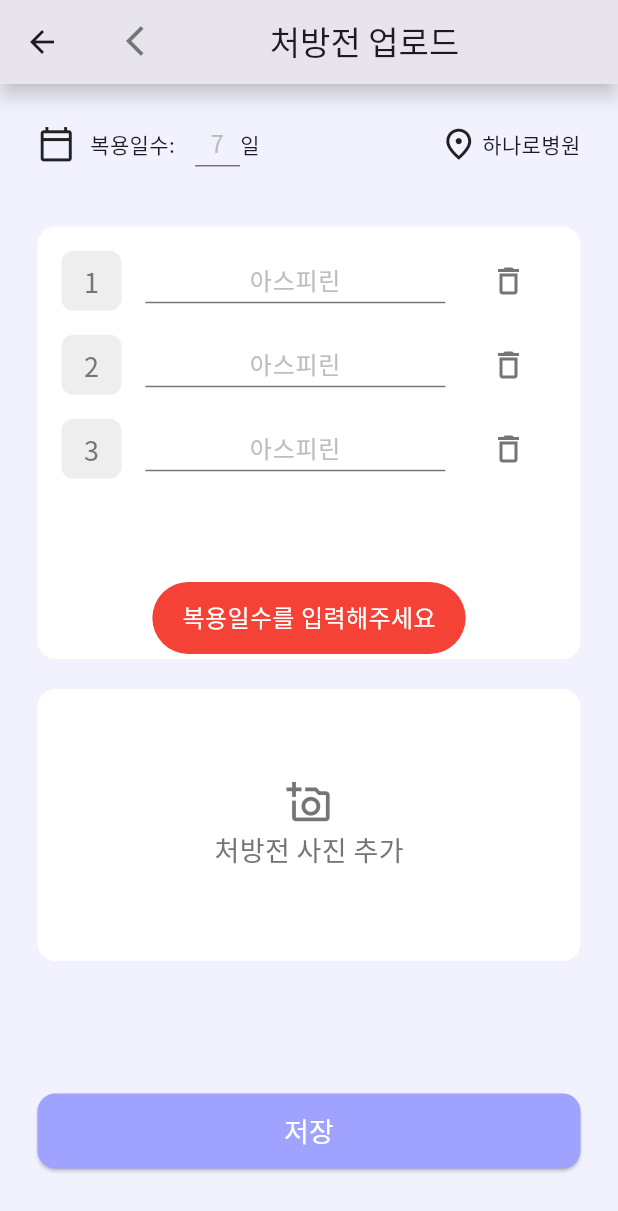
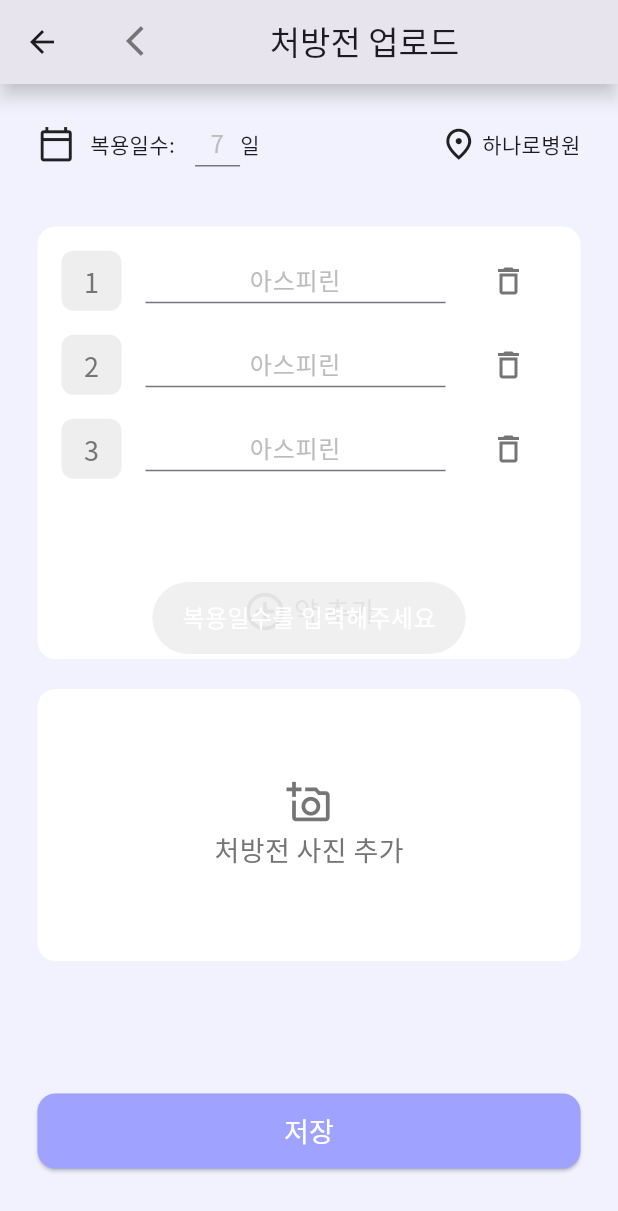
Before and after one commit to kihunsong22/SSU-OSSD-My-Medicine, a Flutter app: the PrescUploadScreen screen opened directly with empty values, after a tap on "저장", on a phone screen of 412 x 824 dp. Shown: the top 1211 px of the screen. Run offline on Flutter 3.47's test engine with Material 3 defaults, Android fonts, the light colour scheme and no system bars; our stand-ins replace fluttertoast, image_picker, persistent_bottom_nav_bar; network calls fail.

Commit message:
bugfix: Flutter display toasts, handle exceptions - no data, upload image error

```diff
--- a/Frontend-Flutter/lib/screens/login_screen.dart
+++ b/Frontend-Flutter/lib/screens/login_screen.dart
@@ -8,7 +8,9 @@ import 'package:medicineapp/services/api_services.dart';
 class LoginScreen extends StatelessWidget {
   final ApiService apiService = ApiService();
   final TextEditingController usernameController = TextEditingController(
-    text: "kihun22",
+    // text: "kihun22",
+    text: "testman",
+    // text: "legatalee",
   );
   final TextEditingController passwordController = TextEditingController(
     text: "12345678",
--- a/Frontend-Flutter/lib/screens/presc_upload_screen.dart
+++ b/Frontend-Flutter/lib/screens/presc_upload_screen.dart
@@ -9,6 +9,7 @@ import 'package:fluttertoast/fluttertoast.dart';
 import 'package:image_picker/image_picker.dart';
 import 'package:medicineapp/models/prescription_model.dart';
 import 'package:medicineapp/services/api_services.dart';
+import 'package:medicineapp/widgets/toast.dart';
 
 class PrescUploadScreen extends StatefulWidget {
   final int uid;
@@ -66,7 +67,7 @@ class _PrescUploadScreenState extends State<PrescUploadScreen> {
         medicineList += _controllers[i].text;
       }
     }
-    log("medicineList: $medicineList");
+    log("/presc_upload_screen: medicineList: $medicineList");
     return medicineList;
   }
 
@@ -80,56 +81,33 @@ class _PrescUploadScreenState extends State<PrescUploadScreen> {
   }
 
   void validateAndSubmit(BuildContext context) async {
+    String medicineList = _fetchMedicineList();
     if (_prescDaysController.text.isEmpty) {
-      Fluttertoast.showToast(
-        msg: "복용일수를 입력해주세요",
-        toastLength: Toast.LENGTH_SHORT,
-        gravity: ToastGravity.CENTER,
-        timeInSecForIosWeb: 1,
-        backgroundColor: Colors.red,
-        textColor: Colors.white,
-        fontSize: 16.0,
-      );
+      showToast("복용일수를 입력해주세요");
       return;
     }
 
-    if (_fetchMedicineList().isEmpty) {
-      Fluttertoast.showToast(
-        msg: "약을 입력해주세요",
-        toastLength: Toast.LENGTH_SHORT,
-        gravity: ToastGravity.CENTER,
-        timeInSecForIosWeb: 1,
-        // backgroundColor: Colors.red,
-        // textColor: Colors.white,
-        fontSize: 16.0,
-      );
+    if (medicineList.isEmpty) {
+      showToast("약을 입력해주세요");
       return;
     } else {
-      log("length: ${_controllers.length}");
+      // log("/presc_upload_screen: validateAndSubmit(): length: ${_controllers.length}");
     }
 
     if (_image == null) {
-      Fluttertoast.showToast(
-        msg: "처방전 사진을 추가해주세요",
-        toastLength: Toast.LENGTH_SHORT,
-        gravity: ToastGravity.CENTER,
-        timeInSecForIosWeb: 1,
-        // backgroundColor: Colors.red,
-        // textColor: Colors.white,
-        fontSize: 16.0,
-      );
+      showToast("처방전 사진을 추가해주세요");
       return;
     }
     int duration = int.parse(_prescDaysController.text);
 
-    _uploadPresc(widget.uid, duration, _fetchMedicineList(), _image!);
+    _uploadPresc(widget.uid, duration, medicineList, _image!);
   }
 
   void _uploadPresc(int uid, int duration, String medList, XFile img) async {
     final imgBytes = await img.readAsBytes();
     int prescId =
         await widget.apiService.uploadImage(uid, duration, medList, imgBytes);
-    log("prescId: $prescId");
+    log("/presc_upload_screen: _uploadPresc(): prescId: $prescId");
   }
 
   @override
@@ -146,7 +124,7 @@ class _PrescUploadScreenState extends State<PrescUploadScreen> {
             children: [
               IconButton(
                 onPressed: () => {
-                  log("뒤로가기를 시도했으나 실패함ㅋ")
+                  log("/presc_upload_screen: 뒤로가기를 시도했으나 실패함ㅋ")
                   // Navigator.of(context).pop(),
                 },
                 icon: Icon(Icons.arrow_back_ios, color: Colors.grey[600]),
--- a/Frontend-Flutter/lib/widgets/prescription_widget.dart
+++ b/Frontend-Flutter/lib/widgets/prescription_widget.dart
@@ -135,8 +135,10 @@ class _BuildPrescWidget extends StatelessWidget {
               Row(
                 mainAxisAlignment: MainAxisAlignment.spaceBetween,
                 children: [
-                  Text('처방전번호: ${prescModel.prescId.toString()}', style: TextStyle( fontWeight: FontWeight.bold)),
-                  Text(prescModel.regDate, style: TextStyle( fontWeight: FontWeight.bold)),
+                  Text('처방전번호: ${prescModel.prescId.toString()}',
+                      style: const TextStyle(fontWeight: FontWeight.bold)),
+                  Text(prescModel.regDate,
+                      style: const TextStyle(fontWeight: FontWeight.bold)),
                 ],
               ),
               const Divider(),
```
Also changed, not shown: Frontend-Flutter/lib/screens/presc_list_screen.dart (+9 -0 lines), Frontend-Flutter/lib/services/api_services.dart (+14 -5 lines), Frontend-Flutter/lib/widgets/toast.dart (added, +12 -0 lines).
